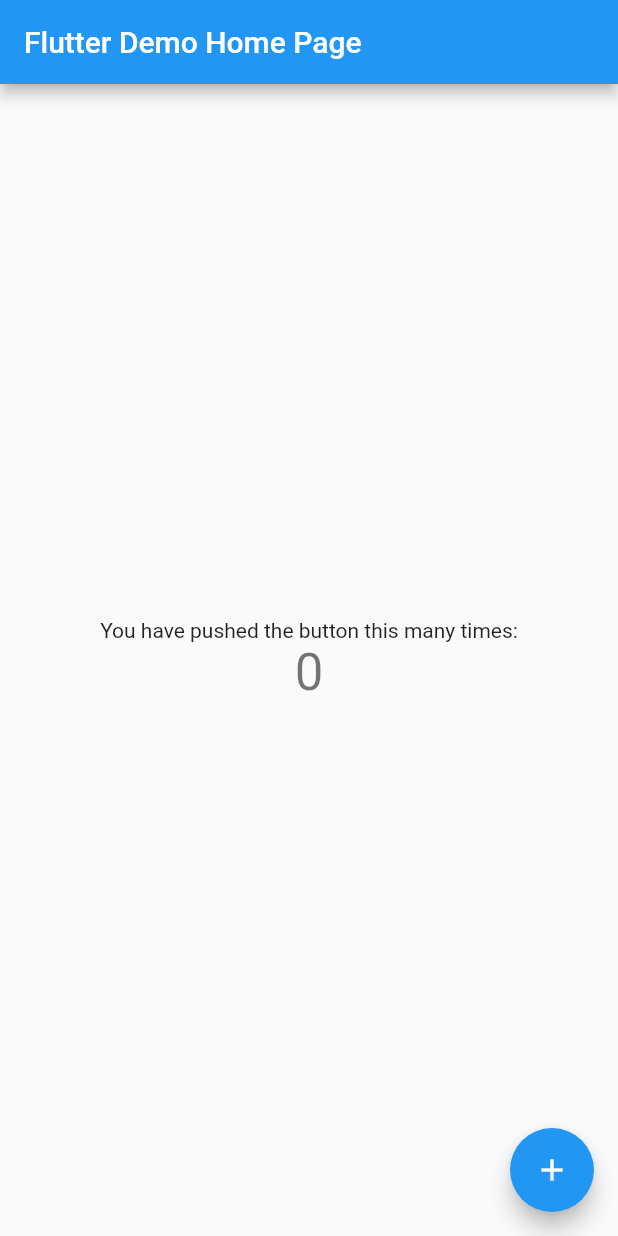
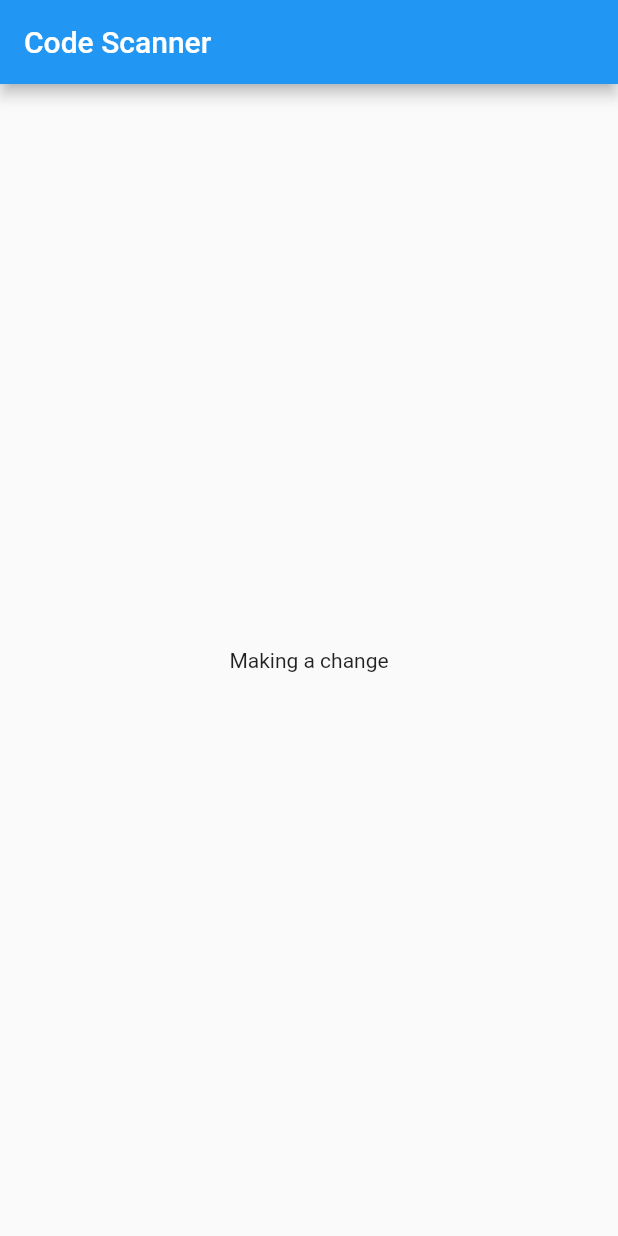
Before and after one commit to mags749/codekeeper, a Flutter app: the screen it shows after launch, on a phone screen of 412 x 824 dp. Run offline on Flutter 3.47's test engine with Material 2 defaults, Android fonts, the phone set to English and light mode, and no system bars.

Commit message:
code(folder): Updating structure

```diff
--- /dev/null
+++ b/lib/codekeeper.dart
@@ -0,0 +1,15 @@
+import 'package:flutter/material.dart';
+import 'package:codekeeper/widgets/home.dart';
+
+class CodeKeeperApp extends StatelessWidget {
+  const CodeKeeperApp({Key? key}) : super(key: key);
+
+  @override
+  Widget build(BuildContext context) {
+    return MaterialApp(
+      title: 'Code Keeper App',
+      theme: ThemeData(),
+      home: HomeScreen(),
+    );
+  }
+}
--- /dev/null
+++ b/lib/enums/device_screen_type.dart
@@ -0,0 +1,5 @@
+enum DeviceScreenType {
+  Desktop,
+  Mobile,
+  Tablet,
+}
--- /dev/null
+++ b/lib/enums/theme_type.dart
@@ -0,0 +1,4 @@
+enum ThemeType {
+  Dark,
+  Light,
+}
--- a/lib/main.dart
+++ b/lib/main.dart
@@ -1,113 +1,14 @@
+import 'package:codekeeper/models/theme_model.dart';
 import 'package:flutter/material.dart';
+import 'package:codekeeper/codekeeper.dart';
+import 'package:provider/provider.dart';
 
 void main() {
-  runApp(MyApp());
+  runApp(MultiProvider(
+    providers: [
+      ChangeNotifierProvider<ThemeModel>(
+          create: (BuildContext context) => ThemeModel())
+    ],
+    child: CodeKeeperApp(),
+  ));
 }
-
-class MyApp extends StatelessWidget {
-  // This widget is the root of your application.
-  @override
-  Widget build(BuildContext context) {
-    return MaterialApp(
-      title: 'Flutter Demo',
-      theme: ThemeData(
-        // This is the theme of your application.
-        //
-        // Try running your application with "flutter run". You'll see the
-        // application has a blue toolbar. Then, without quitting the app, try
-        // changing the primarySwatch below to Colors.green and then invoke
-        // "hot reload" (press "r" in the console where you ran "flutter run",
-        // or simply save your changes to "hot reload" in a Flutter IDE).
-        // Notice that the counter didn't reset back to zero; the application
-        // is not restarted.
-        primarySwatch: Colors.blue,
-      ),
-      home: MyHomePage(title: 'Flutter Demo Home Page'),
-    );
-  }
-}
-
-class MyHomePage extends StatefulWidget {
-  MyHomePage({Key? key, required this.title}) : super(key: key);
-
-  // This widget is the home page of your application. It is stateful, meaning
-  // that it has a State object (defined below) that contains fields that affect
-  // how it looks.
-
-  // This class is the configuration for the state. It holds the values (in this
-  // case the title) provided by the parent (in this case the App widget) and
-  // used by the build method of the State. Fields in a Widget subclass are
-  // always marked "final".
-
-  final String title;
-
-  @override
-  _MyHomePageState createState() => _MyHomePageState();
-}
-
-class _MyHomePageState extends State<MyHomePage> {
-  int _counter = 0;
-
-  void _incrementCounter() {
-    setState(() {
-      // This call to setState tells the Flutter framework that something has
-      // changed in this State, which causes it to rerun the build method below
-      // so that the display can reflect the updated values. If we changed
-      // _counter without calling setState(), then the build method would not be
-      // called again, and so nothing would appear to happen.
-      _counter++;
-    });
-  }
-
-  @override
-  Widget build(BuildContext context) {
-    // This method is rerun every time setState is called, for instance as done
-    // by the _incrementCounter method above.
-    //
-    // The Flutter framework has been optimized to make rerunning build methods
-    // fast, so that you can just rebuild anything that needs updating rather
-    // than having to individually change instances of widgets.
-    return Scaffold(
-      appBar: AppBar(
-        // Here we take the value from the MyHomePage object that was created by
-        // the App.build method, and use it to set our appbar title.
-        title: Text(widget.title),
-      ),
-      body: Center(
-        // Center is a layout widget. It takes a single child and positions it
-        // in the middle of the parent.
-        child: Column(
-          // Column is also a layout widget. It takes a list of children and
-          // arranges them vertically. By default, it sizes itself to fit its
-          // children horizontally, and tries to be as tall as its parent.
-          //
-          // Invoke "debug painting" (press "p" in the console, choose the
-          // "Toggle Debug Paint" action from the Flutter Inspector in Android
-          // Studio, or the "Toggle Debug Paint" command in Visual Studio Code)
-          // to see the wireframe for each widget.
-          //
-          // Column has various properties to control how it sizes itself and
-          // how it positions its children. Here we use mainAxisAlignment to
-          // center the children vertically; the main axis here is the vertical
-          // axis because Columns are vertical (the cross axis would be
-          // horizontal).
-          mainAxisAlignment: MainAxisAlignment.center,
-          children: <Widget>[
-            Text(
-              'You have pushed the button this many times:',
-            ),
-            Text(
-              '$_counter',
-              style: Theme.of(context).textTheme.headline4,
-            ),
-          ],
-        ),
-      ),
-      floatingActionButton: FloatingActionButton(
-        onPressed: _incrementCounter,
-        tooltip: 'Increment',
-        child: Icon(Icons.add),
-      ), // This trailing comma makes auto-formatting nicer for build methods.
-    );
-  }
-}
--- /dev/null
+++ b/lib/widgets/home.dart
@@ -0,0 +1,25 @@
+import 'package:flutter/material.dart';
+
+class HomeScreen extends StatefulWidget {
+  const HomeScreen({Key? key}) : super(key: key);
+
+  @override
+  _HomeScreenState createState() => _HomeScreenState();
+}
+
+class _HomeScreenState extends State<HomeScreen> {
+  @override
+  Widget build(BuildContext context) {
+    return Scaffold(
+      appBar: AppBar(
+        title: Text('Code Scanner'),
+      ),
+      body: Container(
+        alignment: Alignment.center,
+        child: Text(
+          'Making a change',
+        ),
+      ),
+    );
+  }
+}
--- a/pubspec.yaml
+++ b/pubspec.yaml
@@ -23,6 +23,7 @@
 dependencies:
   flutter:
     sdk: flutter
+  provider: ^5.0.0
 
 
   # The following adds the Cupertino Icons font to your application.
```
Also changed, not shown: lib/models/theme_model.dart (added, +21 -0 lines), lib/utils/theme.dart (added, +19 -0 lines), pubspec.lock, 1 other file.
